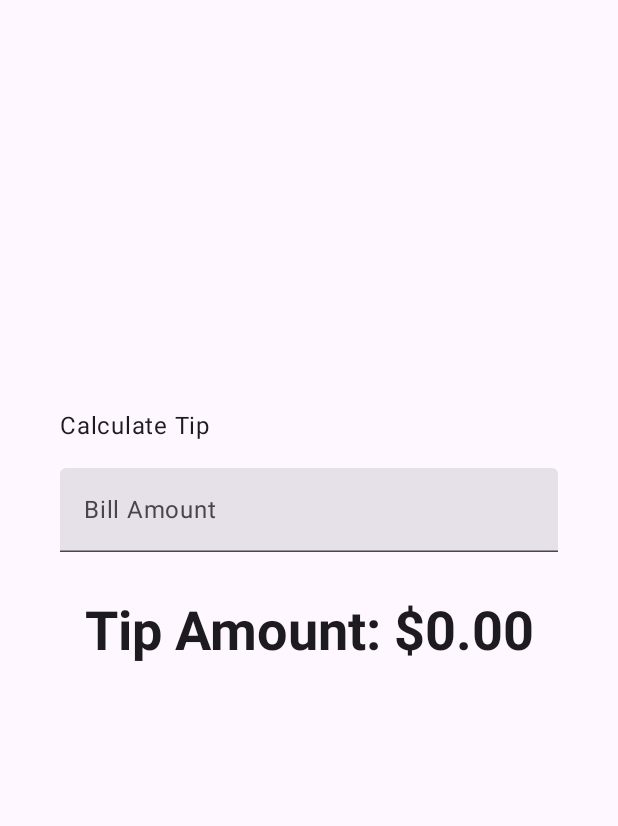
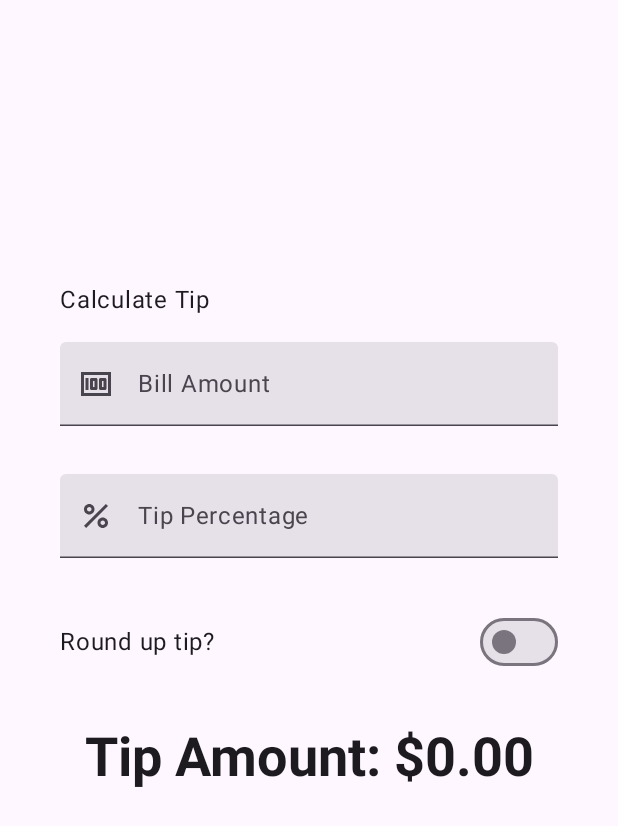
Before and after one commit to doongjun/basic-android, an Android app built with Jetpack Compose: the screen it shows after launch (MainActivity), on a phone screen of 412 x 824 dp. Shown: the top 826 px of the screen. Run offline under Robolectric (Android 15) with nearby library versions, the phone set to English and light mode, and no system bars.

Commit message:
ui ex3 - TipCalculator

```diff
--- a/TipCalculator/app/src/main/java/com/example/tiptime/MainActivity.kt
+++ b/TipCalculator/app/src/main/java/com/example/tiptime/MainActivity.kt
@@ -19,20 +19,27 @@ import android.os.Bundle
 import androidx.activity.ComponentActivity
 import androidx.activity.compose.setContent
 import androidx.activity.enableEdgeToEdge
+import androidx.annotation.DrawableRes
+import androidx.annotation.StringRes
 import androidx.compose.foundation.layout.Arrangement
 import androidx.compose.foundation.layout.Column
+import androidx.compose.foundation.layout.Row
 import androidx.compose.foundation.layout.Spacer
 import androidx.compose.foundation.layout.fillMaxSize
 import androidx.compose.foundation.layout.fillMaxWidth
 import androidx.compose.foundation.layout.height
 import androidx.compose.foundation.layout.padding
 import androidx.compose.foundation.layout.safeDrawingPadding
+import androidx.compose.foundation.layout.size
 import androidx.compose.foundation.layout.statusBarsPadding
+import androidx.compose.foundation.layout.wrapContentWidth
 import androidx.compose.foundation.rememberScrollState
 import androidx.compose.foundation.text.KeyboardOptions
 import androidx.compose.foundation.verticalScroll
+import androidx.compose.material3.Icon
 import androidx.compose.material3.MaterialTheme
 import androidx.compose.material3.Surface
+import androidx.compose.material3.Switch
 import androidx.compose.material3.Text
 import androidx.compose.material3.TextField
 import androidx.compose.runtime.Composable
@@ -42,12 +49,15 @@ import androidx.compose.runtime.remember
 import androidx.compose.runtime.setValue
 import androidx.compose.ui.Alignment
 import androidx.compose.ui.Modifier
+import androidx.compose.ui.res.painterResource
 import androidx.compose.ui.res.stringResource
+import androidx.compose.ui.text.input.ImeAction
 import androidx.compose.ui.text.input.KeyboardType
 import androidx.compose.ui.tooling.preview.Preview
 import androidx.compose.ui.unit.dp
 import com.example.tiptime.ui.theme.TipTimeTheme
 import java.text.NumberFormat
+import kotlin.math.ceil
 
 class MainActivity : ComponentActivity() {
     override fun onCreate(savedInstanceState: Bundle?) {
@@ -68,8 +78,11 @@ class MainActivity : ComponentActivity() {
 @Composable
 fun TipTimeLayout() {
     var amountInput by remember { mutableStateOf("") }
+    var percentageInput by remember { mutableStateOf("") }
+    var roundUp by remember { mutableStateOf(false) }
     val amount = amountInput.toDoubleOrNull() ?: 0.0
-    val tip = calculateTip(amount)
+    val percentage = percentageInput.toDoubleOrNull() ?: 0.0
+    val tip = calculateTip(amount, percentage, roundUp)
 
     Column(
         modifier = Modifier
@@ -87,11 +100,35 @@ fun TipTimeLayout() {
                 .align(alignment = Alignment.Start)
         )
         EditNumberField(
+            label = R.string.bill_amount,
+            leadingIcon = R.drawable.money,
             value = amountInput,
             onValueChange = { amountInput = it },
+            keyboardOptions = KeyboardOptions.Default.copy(
+                keyboardType = KeyboardType.Number,
+                imeAction = ImeAction.Next
+            ),
             modifier = Modifier
                 .padding(bottom = 32.dp)
                 .fillMaxWidth()
+        )
+        EditNumberField(
+            label = R.string.how_was_the_service,
+            leadingIcon = R.drawable.percent,
+            value = percentageInput,
+            onValueChange = { percentageInput = it },
+            keyboardOptions = KeyboardOptions.Default.copy(
+                keyboardType = KeyboardType.Number,
+                imeAction = ImeAction.Done
+            ),
+            modifier = Modifier
+                .padding(bottom = 32.dp)
+                .fillMaxWidth()
+        )
+        RoundTheTipRow(
+            roundUp = roundUp,
+            onRoundUpChanged = { roundUp = it },
+            modifier = Modifier.padding(bottom = 32.dp)
         )
         Text(
             text = stringResource(R.string.tip_amount, tip),
@@ -103,18 +140,45 @@ fun TipTimeLayout() {
 
 @Composable
 fun EditNumberField(
+    @StringRes label: Int,
+    @DrawableRes leadingIcon: Int,
     value: String,
     onValueChange: (String) -> Unit,
+    keyboardOptions: KeyboardOptions,
     modifier: Modifier = Modifier
 ) {
     TextField(
         value = value,
         onValueChange = onValueChange,
-        label = { Text(text = stringResource(R.string.bill_amount)) },
+        label = { Text(text = stringResource(label)) },
+        leadingIcon = { Icon(painter = painterResource(id = leadingIcon), contentDescription = null) },
         singleLine = true,
-        keyboardOptions = KeyboardOptions(keyboardType = KeyboardType.Number),
+        keyboardOptions = keyboardOptions,
         modifier = modifier
     )
+}
+
+@Composable
+fun RoundTheTipRow(
+    roundUp: Boolean,
+    onRoundUpChanged: (Boolean) -> Unit,
+    modifier: Modifier = Modifier
+) {
+    Row(
+        modifier = modifier
+            .fillMaxWidth()
+            .size(48.dp),
+        verticalAlignment = Alignment.CenterVertically
+    ) {
+        Text(text = stringResource(R.string.round_up_tip))
+        Switch(
+            checked = roundUp,
+            onCheckedChange = onRoundUpChanged,
+            modifier = Modifier
+                .fillMaxWidth()
+                .wrapContentWidth(Alignment.End)
+        )
+    }
 }
 
 /**
@@ -122,8 +186,15 @@ fun EditNumberField(
  * according to the local currency.
  * Example would be "$10.00".
  */
-private fun calculateTip(amount: Double, tipPercent: Double = 15.0): String {
-    val tip = tipPercent / 100 * amount
+private fun calculateTip(
+    amount: Double,
+    tipPercent: Double = 15.0,
+    roundUp: Boolean
+): String {
+    var tip = tipPercent / 100 * amount
+    if (roundUp) {
+        tip = ceil(tip)
+    }
     return NumberFormat.getCurrencyInstance().format(tip)
 }
 
--- a/TipCalculator/app/src/main/res/values/strings.xml
+++ b/TipCalculator/app/src/main/res/values/strings.xml
@@ -19,4 +19,6 @@
     <string name="calculate_tip">Calculate Tip</string>
     <string name="bill_amount">Bill Amount</string>
     <string name="tip_amount">Tip Amount: %s</string>
+    <string name="how_was_the_service">Tip Percentage</string>
+    <string name="round_up_tip">Round up tip?</string>
 </resources>
--- a/TipCalculator/build.gradle.kts
+++ b/TipCalculator/build.gradle.kts
@@ -21,7 +21,7 @@ buildscript {
 }
 // Top-level build file where you can add configuration options common to all sub-projects/modules.
 plugins {
-    id("com.android.application") version "8.1.2" apply false
-    id("com.android.library") version "8.1.2" apply false
+    id("com.android.application") version "8.3.0" apply false
+    id("com.android.library") version "8.3.0" apply false
     id("org.jetbrains.kotlin.android") version "1.9.10" apply false
 }
```
Also changed, not shown: TipCalculator/gradle/wrapper/gradle-wrapper.properties.
